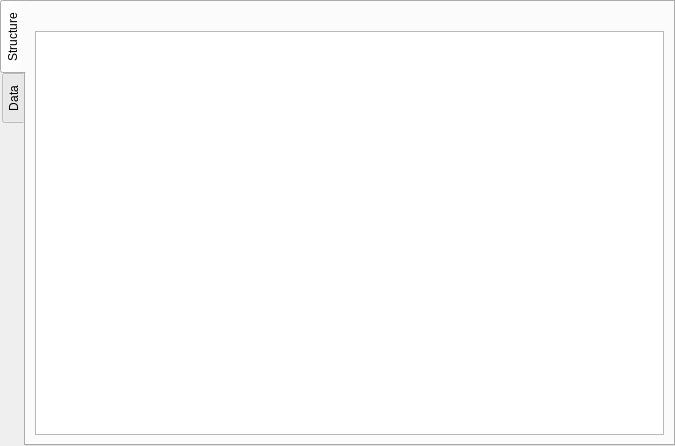
mtorromeo/sqlantaresia, file sqlantaresia/TableDetailsWidget.ui: the form before one commit.
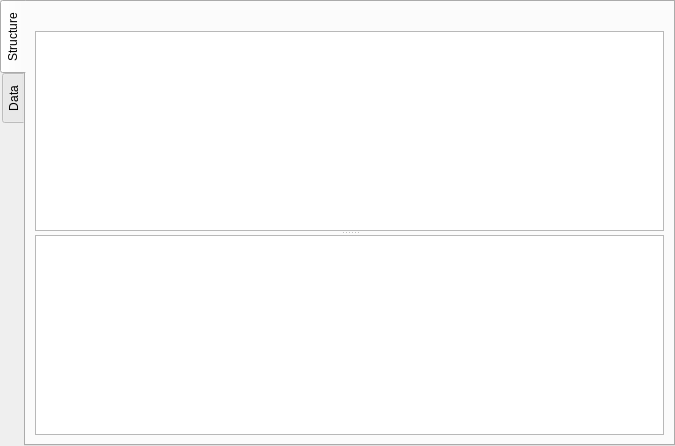
The form after the commit. Icons and pictures are not drawn.

Commit message: Implemented indexes list in structure view

Patch:
```diff
--- a/sqlantaresia/TableDetailsWidget.ui
+++ b/sqlantaresia/TableDetailsWidget.ui
@@ -27,24 +27,43 @@
    <attribute name="title">
     <string>Structure</string>
    </attribute>
-   <layout class="QGridLayout" name="gridLayout">
-    <item row="1" column="0">
-     <widget class="QTableView" name="tableStructure">
-      <property name="selectionMode">
-       <enum>QAbstractItemView::SingleSelection</enum>
-      </property>
-      <property name="cornerButtonEnabled">
-       <bool>false</bool>
-      </property>
-     </widget>
-    </item>
-    <item row="0" column="0">
+   <layout class="QVBoxLayout" name="verticalLayout">
+    <item>
      <widget class="QLabel" name="lblTableInfo">
       <property name="text">
        <string/>
       </property>
      </widget>
     </item>
+    <item>
+     <widget class="QSplitter" name="splitter">
+      <property name="orientation">
+       <enum>Qt::Vertical</enum>
+      </property>
+      <widget class="QTableView" name="tableStructure">
+       <property name="selectionMode">
+        <enum>QAbstractItemView::SingleSelection</enum>
+       </property>
+       <property name="selectionBehavior">
+        <enum>QAbstractItemView::SelectRows</enum>
+       </property>
+       <property name="cornerButtonEnabled">
+        <bool>false</bool>
+       </property>
+      </widget>
+      <widget class="QTableView" name="tableIndexes">
+       <property name="selectionMode">
+        <enum>QAbstractItemView::SingleSelection</enum>
+       </property>
+       <property name="selectionBehavior">
+        <enum>QAbstractItemView::SelectRows</enum>
+       </property>
+       <property name="cornerButtonEnabled">
+        <bool>false</bool>
+       </property>
+      </widget>
+     </widget>
+    </item>
    </layout>
   </widget>
   <widget class="QWidget" name="tabData">
```
The commit also changes 1 other file.
